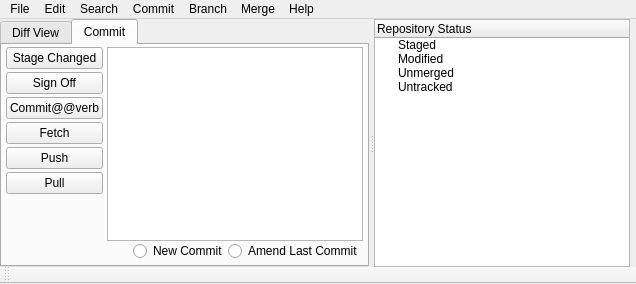
The window that ui/main.ui (davvid/git-cola-debian) describes before a commit, drawn with Qt 5.
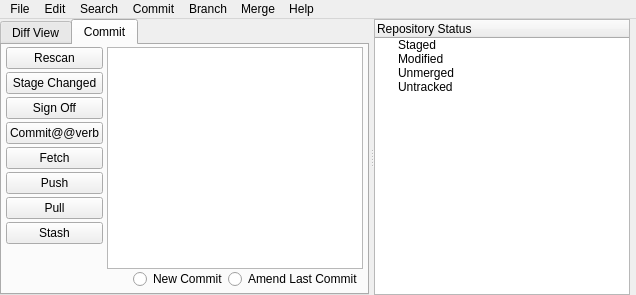
The same window after the commit. The open tabs and pages were chosen to show the change.

Patch:
```diff
--- a/ui/main.ui
+++ b/ui/main.ui
@@ -6,8 +6,8 @@
    <rect>
     <x>0</x>
     <y>0</y>
-    <width>621</width>
-    <height>281</height>
+    <width>630</width>
+    <height>295</height>
    </rect>
   </property>
   <property name="dockOptions" >
@@ -154,6 +154,13 @@
             <property name="margin" >
              <number>0</number>
             </property>
+            <item>
+             <widget class="QPushButton" name="rescan_button" >
+              <property name="text" >
+               <string>Rescan</string>
+              </property>
+             </widget>
+            </item>
             <item>
              <widget class="QPushButton" name="stage_button" >
               <property name="sizePolicy" >
@@ -271,6 +278,13 @@
               </property>
              </widget>
             </item>
+            <item>
+             <widget class="QPushButton" name="stash_button" >
+              <property name="text" >
+               <string>Stash</string>
+              </property>
+             </widget>
+            </item>
             <item>
              <spacer>
               <property name="orientation" >
@@ -572,35 +586,6 @@
    <addaction name="merge_menu" />
    <addaction name="help_menu" />
   </widget>
-  <widget class="QToolBar" name="toolbar" >
-   <property name="enabled" >
-    <bool>true</bool>
-   </property>
-   <property name="windowTitle" >
-    <string>toolbar</string>
-   </property>
-   <property name="movable" >
-    <bool>true</bool>
-   </property>
-   <property name="allowedAreas" >
-    <set>Qt::BottomToolBarArea|Qt::TopToolBarArea</set>
-   </property>
-   <property name="iconSize" >
-    <size>
-     <width>24</width>
-     <height>16</height>
-    </size>
-   </property>
-   <property name="floatable" >
-    <bool>true</bool>
-   </property>
-   <attribute name="toolBarArea" >
-    <enum>BottomToolBarArea</enum>
-   </attribute>
-   <attribute name="toolBarBreak" >
-    <bool>false</bool>
-   </attribute>
-  </widget>
   <action name="menu_unstage_selected" >
    <property name="text" >
     <string>Unstage From Commit</string>
```
Left out of the diff: 26 changed lines with no effect on the pictures.
